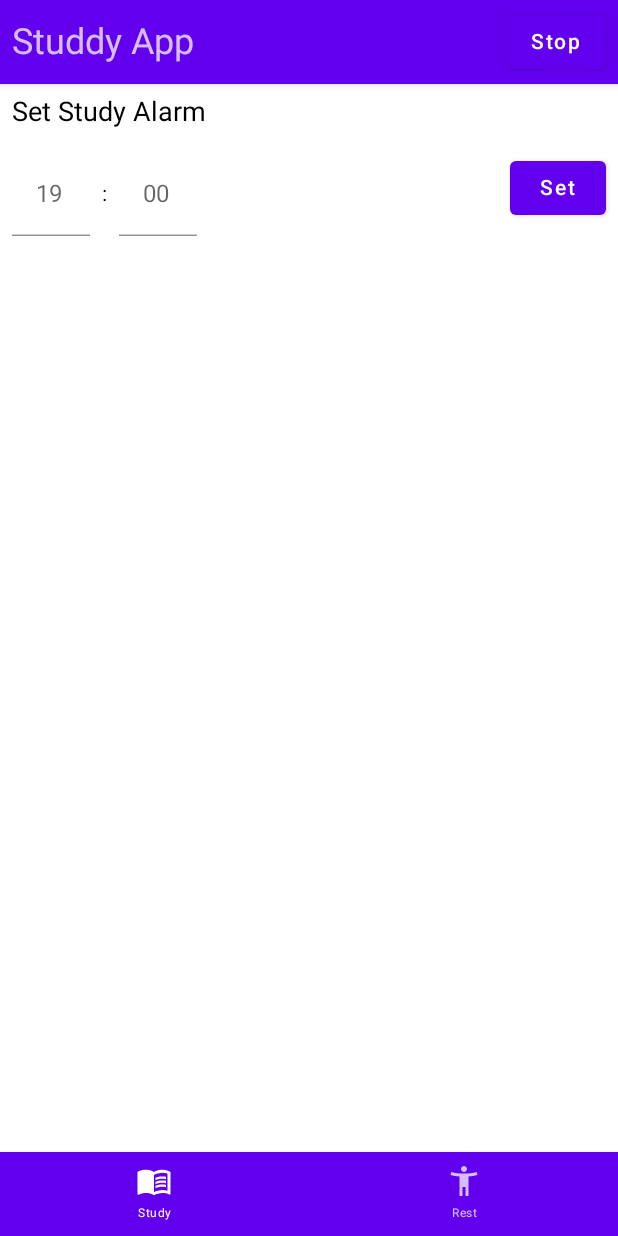
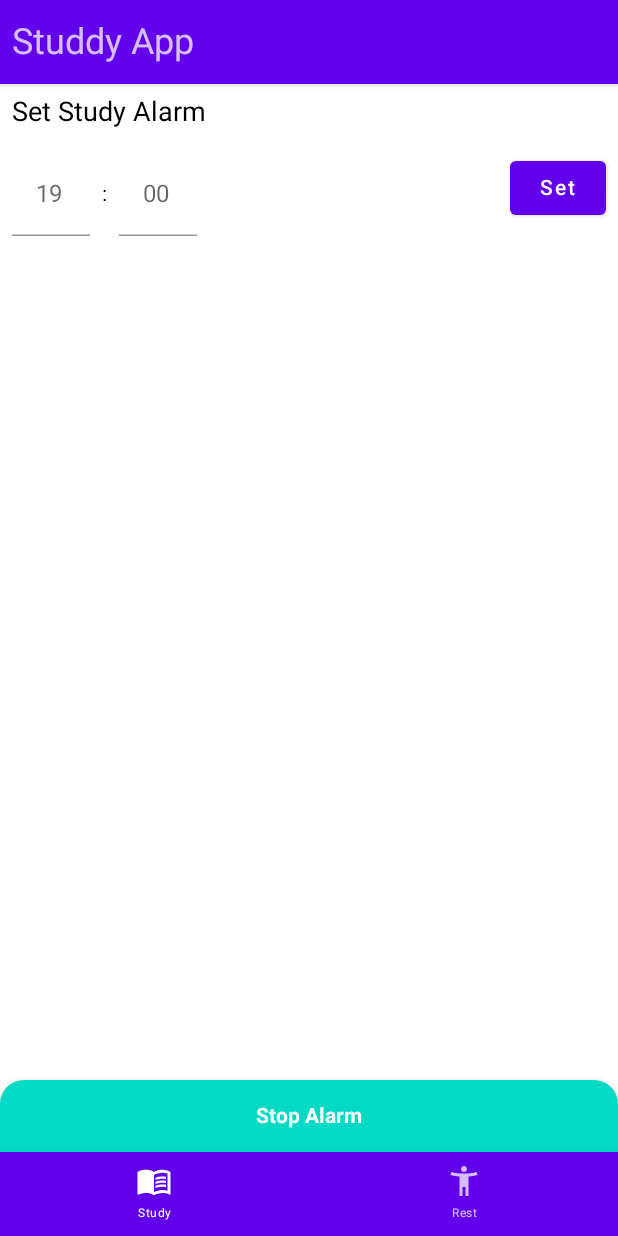
Before and after one commit to denis-buketa/Studdy, an Android app built with Jetpack Compose: the @Preview function HomeScreenPreview, on a phone screen of 412 x 824 dp. Run offline under Robolectric (Android 15) with nearby library versions, the phone set to English and light mode, and no system bars.

Commit message:
Moved stop alarm action above bottom bar

```diff
--- a/app/src/main/java/com/yourcompany/android/studdy/ui/home/HomeScreen.kt
+++ b/app/src/main/java/com/yourcompany/android/studdy/ui/home/HomeScreen.kt
@@ -36,13 +36,16 @@
 
 package com.yourcompany.android.studdy.ui.home
 
-import androidx.compose.foundation.layout.PaddingValues
-import androidx.compose.foundation.layout.Spacer
+import androidx.compose.foundation.clickable
+import androidx.compose.foundation.layout.*
+import androidx.compose.foundation.shape.RoundedCornerShape
 import androidx.compose.material.*
 import androidx.compose.runtime.Composable
 import androidx.compose.runtime.getValue
+import androidx.compose.ui.Alignment
 import androidx.compose.ui.Modifier
 import androidx.compose.ui.res.painterResource
+import androidx.compose.ui.text.font.FontWeight
 import androidx.compose.ui.tooling.preview.Preview
 import androidx.compose.ui.unit.dp
 import androidx.compose.ui.unit.sp
@@ -67,9 +70,9 @@ fun HomeScreen(
 ) {
   val navController = rememberNavController()
   Scaffold(
-      topBar = { HomeScreenTopBar(showStopAlarmButton, onStopAlarmClicked) },
+      topBar = { HomeScreenTopBar() },
       bottomBar = { HomeScreenBottomNavigation(navController) }
-  ) {
+  ) { scaffoldPadding ->
     NavHost(navController, startDestination = BottomNavItem.Study.screenRoute) {
       composable(BottomNavItem.Study.screenRoute) {
         StudyTab(exactAlarms, onSchedulingAlarmNotAllowed)
@@ -78,27 +81,44 @@ fun HomeScreen(
         RestTab(inexactAlarms)
       }
     }
+
+    if (showStopAlarmButton) {
+      Box(modifier = Modifier
+          .fillMaxSize()
+          .padding(scaffoldPadding)) {
+        Surface(
+            modifier = Modifier
+                .align(Alignment.BottomCenter)
+                .fillMaxWidth()
+                .height(48.dp),
+            shape = RoundedCornerShape(16.dp, 16.dp, 0.dp, 0.dp),
+            elevation = 8.dp,
+            color = MaterialTheme.colors.secondary
+        ) {
+          Box(modifier = Modifier
+              .fillMaxSize()
+              .clickable { onStopAlarmClicked.invoke() }) {
+            Text(
+                text = "Stop Alarm",
+                modifier = Modifier.align(Alignment.Center),
+                fontWeight = FontWeight.Bold,
+                color = MaterialTheme.colors.surface
+            )
+          }
+
+        }
+      }
+    }
   }
 }
 
 @Composable
-private fun HomeScreenTopBar(
-    showStopAlarmButton: Boolean,
-    onStopAlarmClicked: () -> Unit
-) {
+private fun HomeScreenTopBar() {
   TopAppBar(contentPadding = PaddingValues(start = 8.dp, end = 8.dp)) {
     Text(
         text = "Studdy App",
         fontSize = 24.sp
     )
-
-    if (showStopAlarmButton) {
-      Spacer(modifier = Modifier.weight(1f, true))
-      Button(
-          onClick = { onStopAlarmClicked.invoke() },
-          content = { Text("Stop") }
-      )
-    }
   }
 }
 
```
